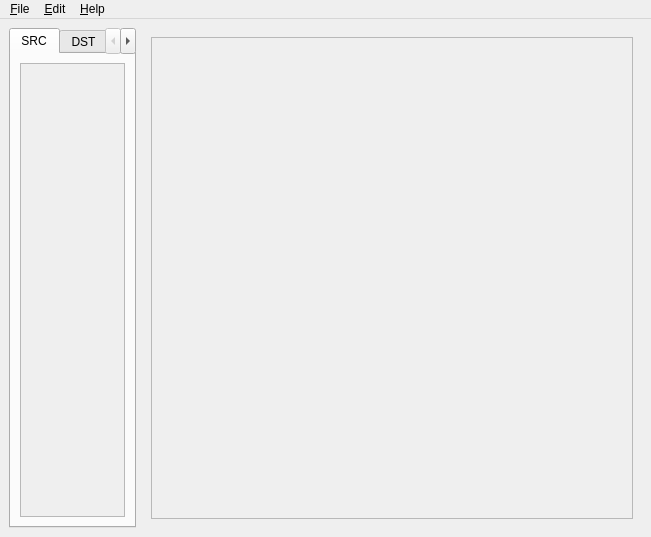
The window that mainwindow.ui (mamenyaka/syslog-ng-config-qt) describes before a commit, drawn with Qt 5.
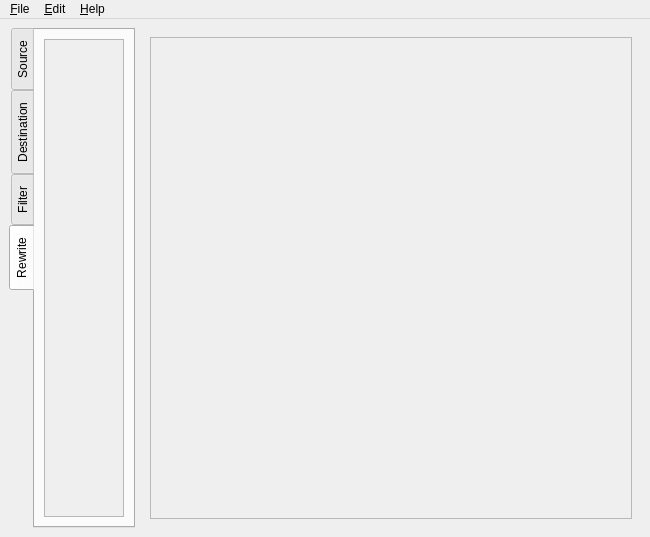
The same window after the commit. The open tabs and pages were chosen to show the change. Icons and pictures are not drawn. Custom widgets are drawn as their Qt base class.

Diff of the .ui file:
```diff
--- a/mainwindow.ui
+++ b/mainwindow.ui
@@ -6,7 +6,7 @@
    <rect>
     <x>0</x>
     <y>0</y>
-    <width>600</width>
+    <width>650</width>
     <height>500</height>
    </rect>
   </property>
@@ -17,12 +17,15 @@
    <layout class="QHBoxLayout" name="mainLayout">
     <item>
      <widget class="QTabWidget" name="tabWidget">
+      <property name="tabPosition">
+       <enum>QTabWidget::West</enum>
+      </property>
       <property name="fixedWidth">
        <number>140</number>
       </property>
       <widget class="QWidget" name="srcTab">
        <attribute name="title">
-        <string>SRC</string>
+        <string>Source</string>
        </attribute>
        <layout class="QVBoxLayout" name="srcMainLayout">
         <item>
@@ -42,7 +45,7 @@
       </widget>
       <widget class="QWidget" name="dstTab">
        <attribute name="title">
-        <string>DST</string>
+        <string>Destination</string>
        </attribute>
        <layout class="QVBoxLayout" name="dstMainLayout">
         <item>
@@ -62,7 +65,7 @@
       </widget>
       <widget class="QWidget" name="filtTab">
        <attribute name="title">
-        <string>FILT</string>
+        <string>Filter</string>
        </attribute>
        <layout class="QVBoxLayout" name="filtMainLayout">
         <item>
@@ -73,8 +76,28 @@
           <property name="widgetResizable">
            <bool>true</bool>
           </property>
-          <widget class="Drivers" name="filtWidget">
-           <layout class="QVBoxLayout" name="filtLayout"/>
+          <widget class="Drivers" name="filWidget">
+           <layout class="QVBoxLayout" name="filLayout"/>
+          </widget>
+         </widget>
+        </item>
+       </layout>
+      </widget>
+      <widget class="QWidget" name="rewTab">
+       <attribute name="title">
+        <string>Rewrite</string>
+       </attribute>
+       <layout class="QVBoxLayout" name="rewMainLayout">
+        <item>
+         <widget class="QScrollArea" name="rewScrollArea">
+          <property name="horizontalScrollBarPolicy">
+           <enum>Qt::ScrollBarAlwaysOff</enum>
+          </property>
+          <property name="widgetResizable">
+           <bool>true</bool>
+          </property>
+          <widget class="Drivers" name="rewWidget">
+           <layout class="QVBoxLayout" name="rewLayout"/>
           </widget>
          </widget>
         </item>
```
Left out of the diff: 8 changed lines with no effect on the pictures.
